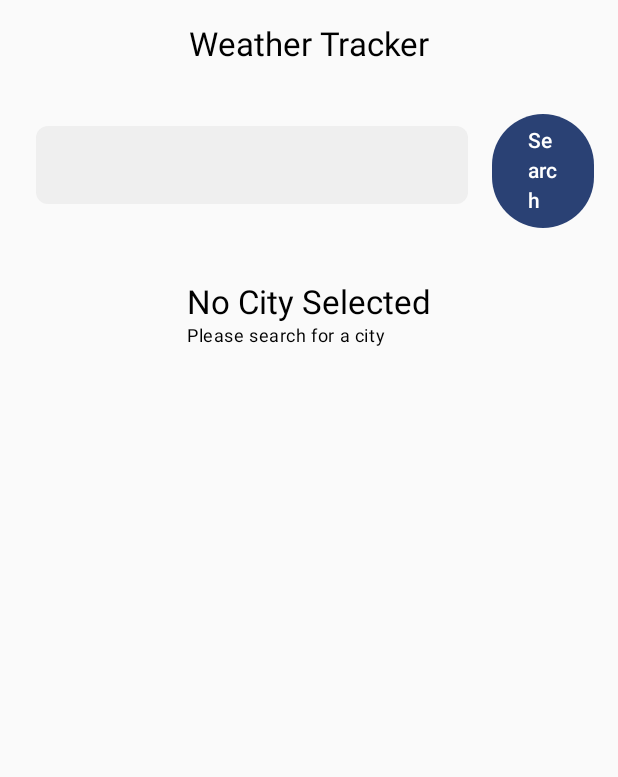
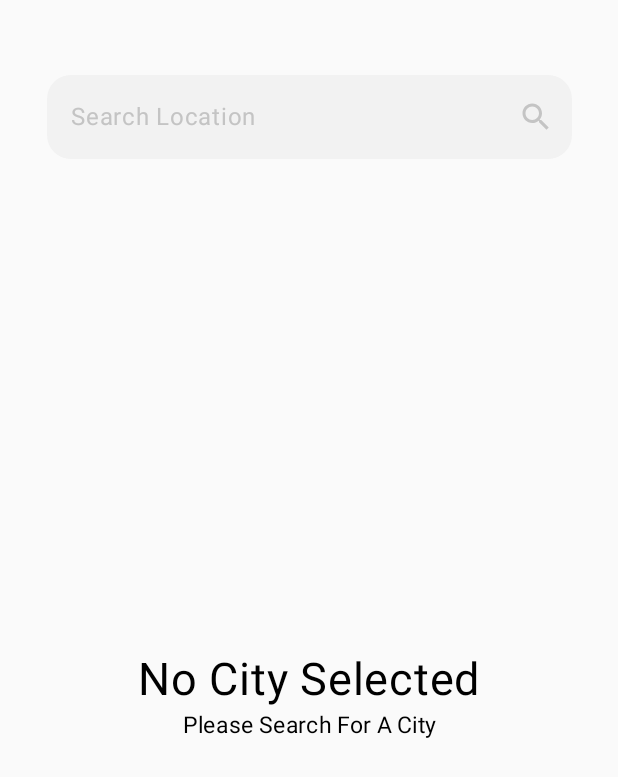
Before and after one commit to StevenNguyenUIT/WeatherAppTest, an Android app built with Jetpack Compose: the screen it shows after launch (MainActivity), on a phone screen of 412 x 824 dp. Shown: the top 777 px of the screen. Run offline under Robolectric (Android 15) with nearby library versions, the phone set to English and light mode, and no system bars; pictures from the network do not load.

Commit message:
update UI

```diff
--- a/app/build.gradle.kts
+++ b/app/build.gradle.kts
@@ -83,6 +83,8 @@ dependencies {
     //add dependence for datastore
     implementation(libs.androidx.datastore.preferences)
 
-
+    //add dependence for coin
+    implementation(libs.coil.compose)
+    implementation(libs.coil.network.okhttp)
 
 }
--- a/app/src/main/java/com/nhinhnguyenuit/weatherapptest/presentation/ui/SearchBar.kt
+++ b/app/src/main/java/com/nhinhnguyenuit/weatherapptest/presentation/ui/SearchBar.kt
@@ -1,32 +1,27 @@
 package com.nhinhnguyenuit.weatherapptest.presentation.ui
 
-import androidx.compose.foundation.background
-import androidx.compose.foundation.layout.Arrangement
-import androidx.compose.foundation.layout.Row
-import androidx.compose.foundation.layout.Spacer
 import androidx.compose.foundation.layout.fillMaxWidth
 import androidx.compose.foundation.layout.padding
-import androidx.compose.foundation.layout.width
-import androidx.compose.foundation.text.BasicTextField
+import androidx.compose.foundation.shape.RoundedCornerShape
 import androidx.compose.foundation.text.KeyboardActions
 import androidx.compose.foundation.text.KeyboardOptions
-import androidx.compose.material3.Button
-import androidx.compose.material3.MaterialTheme
+import androidx.compose.material.icons.Icons
+import androidx.compose.material.icons.filled.Search
+import androidx.compose.material3.Icon
+import androidx.compose.material3.IconButton
+import androidx.compose.material3.LocalTextStyle
+import androidx.compose.material3.OutlinedTextField
+import androidx.compose.material3.OutlinedTextFieldDefaults
 import androidx.compose.material3.Text
-import androidx.compose.material3.TextField
 import androidx.compose.runtime.Composable
-import androidx.compose.runtime.getValue
-import androidx.compose.runtime.mutableStateOf
-import androidx.compose.runtime.remember
-import androidx.compose.runtime.rememberCoroutineScope
-import androidx.compose.runtime.setValue
-import androidx.compose.ui.Alignment
 import androidx.compose.ui.Modifier
 import androidx.compose.ui.graphics.Color
+import androidx.compose.ui.res.stringResource
 import androidx.compose.ui.text.input.ImeAction
 import androidx.compose.ui.text.input.TextFieldValue
 import androidx.compose.ui.unit.dp
-import kotlinx.coroutines.launch
+import androidx.compose.ui.unit.sp
+import com.nhinhnguyenuit.weatherapptest.R
 
 @Composable
 fun SearchBar(
@@ -34,29 +29,42 @@ fun SearchBar(
     onSearchTextChange: (TextFieldValue) -> Unit,
     onSearchSubmit: () -> Unit
 ) {
-    Row(modifier = Modifier.fillMaxWidth().padding(16.dp), horizontalArrangement = Arrangement.Center) {
-        BasicTextField(
+    OutlinedTextField(
         value = searchText,
         onValueChange = onSearchTextChange,
-            textStyle = MaterialTheme.typography.bodyMedium,
+        placeholder = {
+            Text(
+                text = stringResource(R.string.search_location),
+                color = Color(0xFFC4C4C4),
+            )
+        },
+        maxLines = 1,
+        textStyle = LocalTextStyle.current.copy(
+
+        ),
         keyboardOptions = KeyboardOptions.Default.copy(imeAction = ImeAction.Search),
         keyboardActions = KeyboardActions(onSearch = {
             onSearchSubmit()
         }),
+        colors = OutlinedTextFieldDefaults.colors(
+            unfocusedBorderColor = Color.Transparent,
+            focusedBorderColor = Color.Transparent,
+            unfocusedContainerColor = Color(0xFFF2F2F2),
+            focusedContainerColor = Color(0xFFF2F2F2)
+        ),
         modifier = Modifier
-                .fillMaxWidth(0.8f)
-                .padding(8.dp)
-                .background(Color.Gray.copy(alpha = 0.1f), shape = MaterialTheme.shapes.small)
-                .padding(16.dp)
+            .fillMaxWidth(0.85f)
+            .padding(top = 50.dp),
+        trailingIcon = {
+            IconButton(onClick = {
+                onSearchSubmit()
+            }) {
+                Icon(
+                    imageVector = Icons.Default.Search, contentDescription = "search",
+                    tint = Color(0xFFC4C4C4)
                 )
-
-        Spacer(modifier = Modifier.width(8.dp))
-
-        Button(
-            onClick = { onSearchSubmit() },
-            modifier = Modifier.align(Alignment.CenterVertically)
-        ) {
-            Text("Search")
             }
+        },
+        shape = RoundedCornerShape(16.dp)
+    )
 }
-}
--- a/app/src/main/res/values/strings.xml
+++ b/app/src/main/res/values/strings.xml
@@ -1,3 +1,6 @@
 <resources>
     <string name="app_name">WeatherAppTest</string>
+    <string name="search_location">Search Location</string>
+    <string name="no_city_selected">No City Selected</string>
+    <string name="please_search_for_a_city">Please Search For A City</string>
 </resources>
--- a/gradle/libs.versions.toml
+++ b/gradle/libs.versions.toml
@@ -1,5 +1,6 @@
 [versions]
 agp = "8.5.2"
+coilCompose = "3.0.4"
 datastorePreferences = "1.1.1"
 koinAndroid = "3.5.0"
 kotlin = "2.0.21"
@@ -35,6 +36,8 @@ koin-androidx-compose = { module = "io.insert-koin:koin-androidx-compose", versi
 retrofit = { module = "com.squareup.retrofit2:retrofit", version.ref = "retrofit" }
 converter-gson = { module = "com.squareup.retrofit2:converter-gson", version.ref = "retrofit" }
 androidx-datastore-preferences = { module = "androidx.datastore:datastore-preferences", version.ref = "datastorePreferences" }
+coil-compose = { module = "io.coil-kt.coil3:coil-compose", version.ref = "coilCompose" }
+coil-network-okhttp = { module = "io.coil-kt.coil3:coil-network-okhttp", version.ref = "coilCompose" }
 
 [plugins]
 android-application = { id = "com.android.application", version.ref = "agp" }
```
Also changed, not shown: app/src/main/java/com/nhinhnguyenuit/weatherapptest/presentation/ui/HomeScreen.kt (+180 -41 lines), app/src/main/res/drawable/arrowcustom.png (added). Lines whose indentation alone changed are shown as unchanged.
